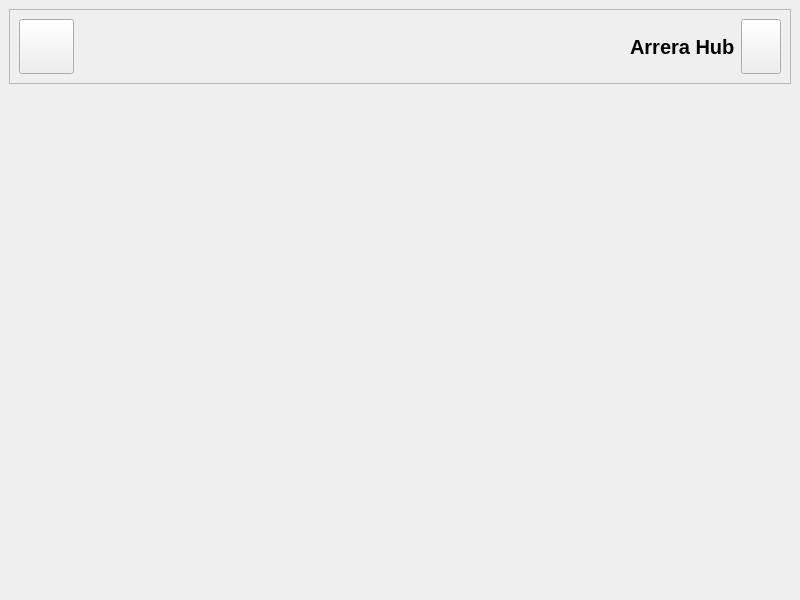
Before: the Qt Designer form gui/hub_gui.ui in Arrera-Software/arrera_hub, drawn with Qt 5.
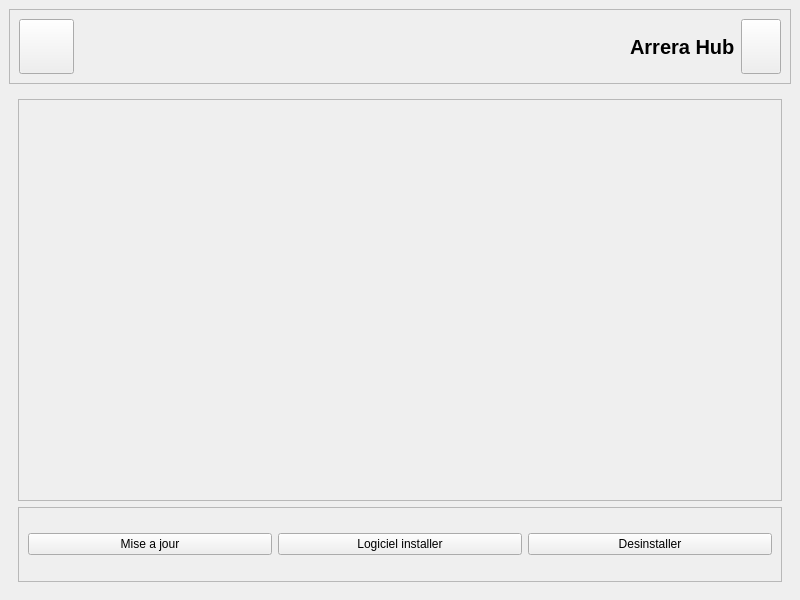
After: the same form once the commit is applied. Icons and pictures are not drawn. Custom widgets are drawn as their Qt base class.

Commit message: Creation des bouton pour voir le diferent menu

Patch:
```diff
--- a/gui/hub_gui.ui
+++ b/gui/hub_gui.ui
@@ -110,7 +110,71 @@
       <property name="currentIndex">
        <number>0</number>
       </property>
-      <widget class="QWidget" name="main"/>
+      <widget class="QWidget" name="main">
+       <layout class="QVBoxLayout" name="verticalLayout_3">
+        <item>
+         <widget class="QFrame" name="frame">
+          <property name="frameShape">
+           <enum>QFrame::Shape::StyledPanel</enum>
+          </property>
+          <property name="frameShadow">
+           <enum>QFrame::Shadow::Raised</enum>
+          </property>
+         </widget>
+        </item>
+        <item>
+         <widget class="RoundedFrame" name="frame_2">
+          <property name="maximumSize">
+           <size>
+            <width>16777215</width>
+            <height>75</height>
+           </size>
+          </property>
+          <property name="frameShape">
+           <enum>QFrame::Shape::StyledPanel</enum>
+          </property>
+          <property name="frameShadow">
+           <enum>QFrame::Shadow::Raised</enum>
+          </property>
+          <layout class="QHBoxLayout" name="horizontalLayout_5">
+           <item>
+            <widget class="APushButton" name="BTN_SOFT_UPDATE">
+             <property name="text">
+              <string>Mise a jour</string>
+             </property>
+             <property name="icon">
+              <iconset resource="ressource.qrc">
+               <normaloff>:/gui/asset/icone/gui/update_soft.png</normaloff>:/gui/asset/icone/gui/update_soft.png</iconset>
+             </property>
+            </widget>
+           </item>
+           <item>
+            <widget class="APushButton" name="BTN_SOFT_INSTALLED">
+             <property name="text">
+              <string>Logiciel installer</string>
+             </property>
+             <property name="icon">
+              <iconset resource="ressource.qrc">
+               <normaloff>:/gui/asset/icone/gui/install.png</normaloff>:/gui/asset/icone/gui/install.png</iconset>
+             </property>
+            </widget>
+           </item>
+           <item>
+            <widget class="APushButton" name="BTN_UNINSTALL_SOFT">
+             <property name="text">
+              <string>Desinstaller</string>
+             </property>
+             <property name="icon">
+              <iconset resource="ressource.qrc">
+               <normaloff>:/gui/asset/icone/gui/uninstall.png</normaloff>:/gui/asset/icone/gui/uninstall.png</iconset>
+             </property>
+            </widget>
+           </item>
+          </layout>
+         </widget>
+        </item>
+       </layout>
+      </widget>
       <widget class="QWidget" name="load_page">
        <layout class="QHBoxLayout" name="horizontalLayout_4">
         <item>
```
The commit also changes 6 other files.
